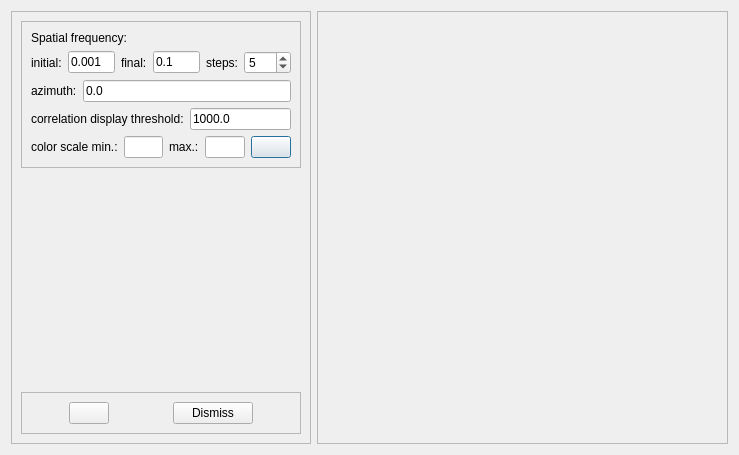
First picture: the form in imagejockey/gabor/gaborfilterdialog.ui, repository PauloCarvalhoRJ/gammaray, before the edit.
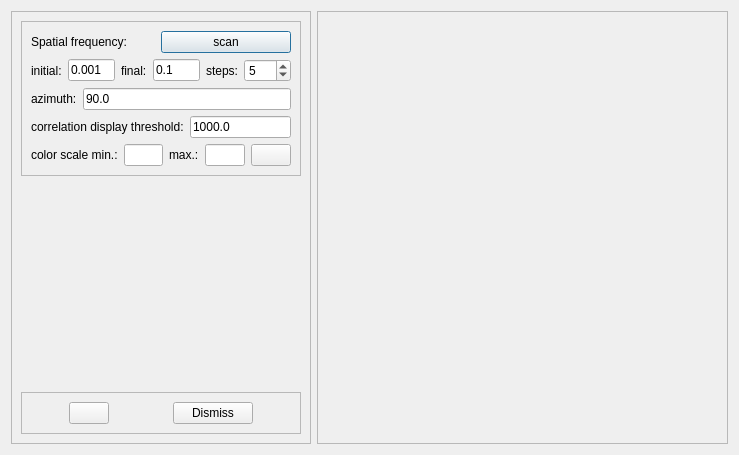
Second picture: the form after the edit. Icons and pictures are not drawn.

Patch:
```diff
--- a/imagejockey/gabor/gaborfilterdialog.ui
+++ b/imagejockey/gabor/gaborfilterdialog.ui
@@ -45,11 +45,31 @@
         </property>
         <layout class="QVBoxLayout" name="verticalLayout_2">
          <item>
-          <widget class="QLabel" name="label">
-           <property name="text">
-            <string>Spatial frequency:</string>
+          <layout class="QHBoxLayout" name="horizontalLayout_8">
+           <property name="spacing">
+            <number>0</number>
            </property>
-          </widget>
+           <property name="topMargin">
+            <number>0</number>
+           </property>
+           <property name="rightMargin">
+            <number>0</number>
+           </property>
+           <item>
+            <widget class="QLabel" name="label">
+             <property name="text">
+              <string>Spatial frequency:</string>
+             </property>
+            </widget>
+           </item>
+           <item>
+            <widget class="QPushButton" name="btnScan">
+             <property name="text">
+              <string>scan</string>
+             </property>
+            </widget>
+           </item>
+          </layout>
          </item>
          <item>
           <layout class="QHBoxLayout" name="horizontalLayout_7">
@@ -115,7 +135,7 @@
            <item>
             <widget class="QLineEdit" name="txtAzimuth">
              <property name="text">
-              <string>0.0</string>
+              <string>90.0</string>
              </property>
             </widget>
            </item>
```
Left out of the diff: 25 changed lines with no effect on the pictures.
